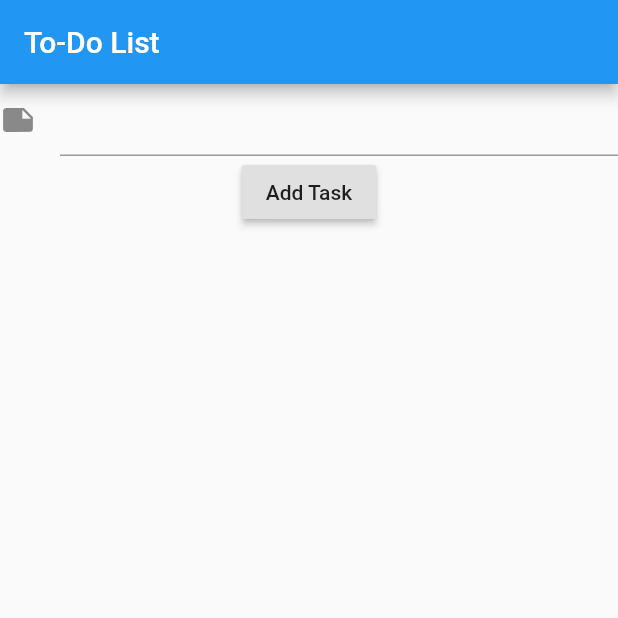
After one commit to 1busby/flutter_app, a Flutter app: the screen it shows after launch, after a tap on "Add Task", on a phone screen of 412 x 824 dp, the top half of it. The commit adds this screen. Run offline on Flutter 3.47's test engine with Material 2 defaults, Android fonts, the phone set to English and light mode, and no system bars.

Commit message:
separate home page

```diff
--- /dev/null
+++ b/lib/home.dart
@@ -0,0 +1,61 @@
+import 'package:flutter/material.dart';
+
+class HomePage extends StatefulWidget {
+  @override
+  _HomePageState createState() => _HomePageState();
+}
+
+class _HomePageState extends State<HomePage> {
+
+  String task = "";
+  List todoItems = List();
+
+  @override
+  void initState() {
+    super.initState();
+  }
+
+  @override
+  Widget build(BuildContext context) {
+    return Scaffold(
+      appBar: AppBar(
+        title: Text("To-Do List", textDirection: TextDirection.ltr)
+      ),
+      body: Column(
+        children: <Widget> [
+          TextField(
+            decoration: InputDecoration(
+              icon: Icon(Icons.note)
+            ),
+            onChanged: (input) {
+              print("input");
+              task = input;
+            }
+          ),
+          RaisedButton(
+            child: Text("Add Task"),
+            onPressed: () {
+              setState(() {
+                todoItems.add(task);
+                task = "";
+              });
+            },
+          ),
+          Flexible(
+            child: ListView.builder(
+              itemCount: todoItems.length,
+              itemBuilder: (BuildContext context, int index) {
+                return Dismissible(
+                  key: Key(index.toString()),
+                  child: ListTile(
+                    title: Text(todoItems[index])
+                  )
+                );
+              }
+            )
+          )
+        ]
+      ),
+    );
+  }
+}
--- a/lib/main.dart
+++ b/lib/main.dart
@@ -1,69 +1,19 @@
 import 'package:flutter/material.dart';
+import 'home.dart';
 
 void main() {
   runApp(
     MaterialApp(
-      home: MyStatefulWidget()
+      home: TodoApp()
     )
   );
 }
 
-class MyStatefulWidget extends StatefulWidget {
-  @override
-  _MyStatefulWidgetState createState() => _MyStatefulWidgetState();
-}
-
-class _MyStatefulWidgetState extends State<MyStatefulWidget> {
-
-  String task = "";
-  List todoItems = List();
-
-  @override
-  void initState() {
-    super.initState();
-  }
-
+class TodoApp extends StatelessWidget {
   @override
   Widget build(BuildContext context) {
-    return Scaffold(
-      appBar: AppBar(
-        title: Text("To-Do List", textDirection: TextDirection.ltr)
-      ),
-      body: Column(
-        children: <Widget> [
-          TextField(
-            decoration: InputDecoration(
-              icon: Icon(Icons.note)
-            ),
-            onChanged: (input) {
-              print("input");
-              task = input;
-            }
-          ),
-          RaisedButton(
-            child: Text("Add Task"),
-            onPressed: () {
-              setState(() {
-                todoItems.add(task);
-                task = "";
-              });
-            },
-          ),
-          Flexible(
-            child: ListView.builder(
-              itemCount: todoItems.length,
-              itemBuilder: (BuildContext context, int index) {
-                return Dismissible(
-                  key: Key(index.toString()),
-                  child: ListTile(
-                    title: Text(todoItems[index])
-                  )
-                );
-              }
-            )
-          )
-        ]
-      ),
+    return Container(
+      child: HomePage()
     );
   }
 }
```
Also changed, not shown: 5 other files.
